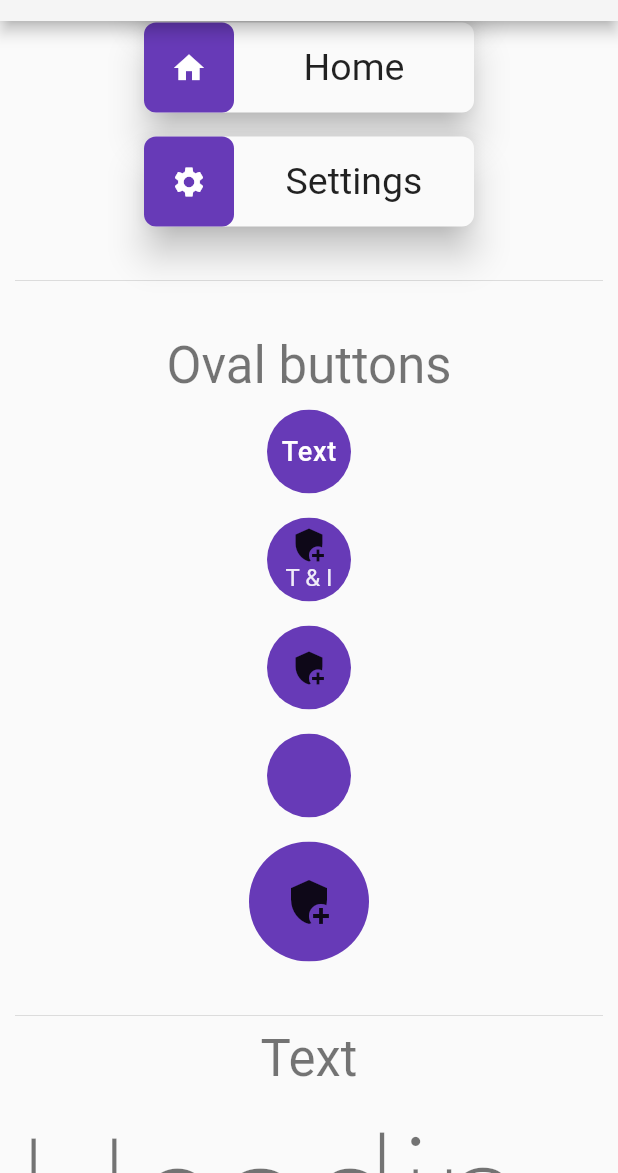
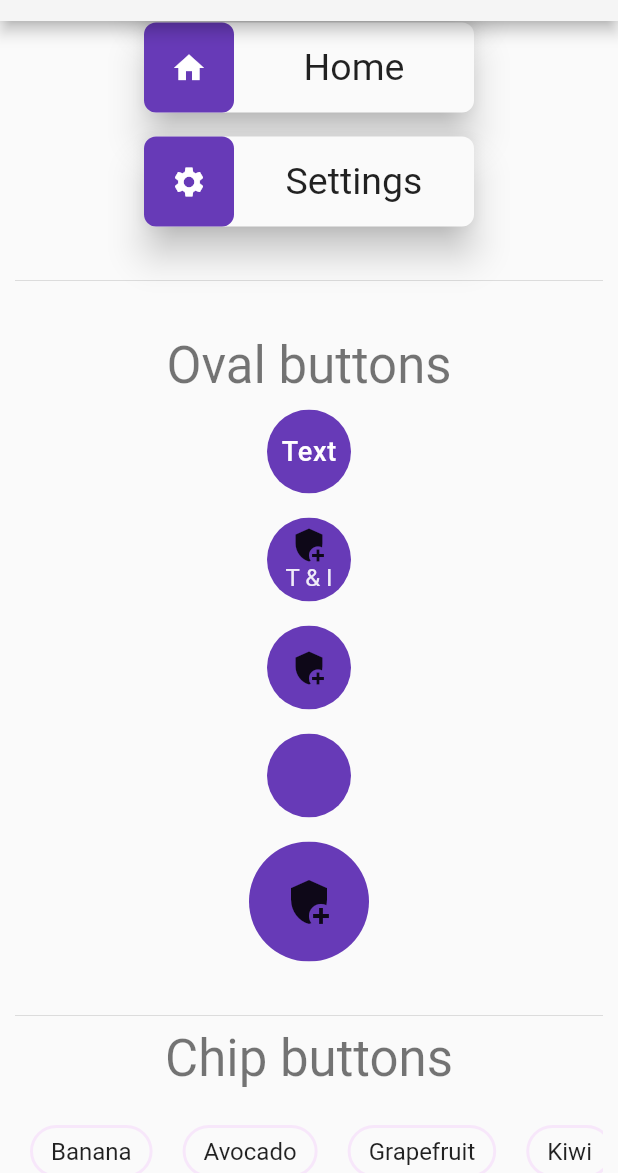
Before and after one commit to f0cuSsss/flutter_focUI_package, a Flutter app: the screen it shows after launch, scrolled down 1728 dp, on a phone screen of 412 x 824 dp, the part 63-1236 px from its top. Run offline on Flutter 3.47's test engine with Material 2 defaults, Android fonts, the phone set to English and light mode, and no system bars.

Commit message:
widgets example

```diff
--- a/example/lib/ui/screens/widget_list_screen.dart
+++ b/example/lib/ui/screens/widget_list_screen.dart
@@ -1,4 +1,5 @@
 import 'package:flutter/material.dart';
+import 'package:flutter/rendering.dart';
 
 import 'package:foc_ui/foc_ui.dart';
 
@@ -18,6 +19,15 @@ class _WidgetListScreenState extends State<WidgetListScreen> {
   bool checkboxValue2 = false;
 
   bool switchValue1 = false;
+
+  bool chipIsSelected = false;
+  bool fruit1IsSelected = false;
+  bool fruit2IsSelected = false;
+  bool fruit3IsSelected = false;
+  bool fruit4IsSelected = false;
+  bool fruit5IsSelected = false;
+  bool fruit6IsSelected = false;
+  bool fruit7IsSelected = false;
 
   late fDropdownItem? dropdownSelectedItem;
   late List<fDropdownItem> dropdownItems;
@@ -134,6 +144,7 @@ class _WidgetListScreenState extends State<WidgetListScreen> {
                 hSpaceMedium,
                 const Divider(),
                 hSpaceMedium,
+                // Dropdown
                 Column(
                   children: [
                     fText.heading4('Dropdown', context: context),
@@ -395,6 +406,78 @@ class _WidgetListScreenState extends State<WidgetListScreen> {
                 ),
                 hSpaceMedium,
                 const Divider(),
+                // Chip buttons
+                Column(
+                  children: [
+                    fText.heading4('Chip buttons', context: context),
+                    hSpaceSmall,
+                    SingleChildScrollView(
+                      scrollDirection: Axis.horizontal,
+                      child: Row(
+                        children: [
+                          fChipButton(
+                            title: 'Banana',
+                            isSelected: fruit1IsSelected,
+                            color: Colors.purpleAccent,
+                            onSelect: (value) =>
+                                setState(() => fruit1IsSelected = value),
+                          ),
+                          fChipButton(
+                            title: 'Avocado',
+                            isSelected: fruit2IsSelected,
+                            color: Colors.purpleAccent,
+                            onSelect: (value) =>
+                                setState(() => fruit2IsSelected = value),
+                          ),
+                          fChipButton(
+                            title: 'Grapefruit',
+                            isSelected: fruit3IsSelected,
+                            color: Colors.purpleAccent,
+                            onSelect: (value) =>
+                                setState(() => fruit3IsSelected = value),
+                          ),
+                          fChipButton(
+                            title: 'Kiwi',
+                            isSelected: fruit4IsSelected,
+                            color: Colors.purpleAccent,
+                            onSelect: (value) =>
+                                setState(() => fruit4IsSelected = value),
+                          ),
+                          fChipButton(
+                            title: 'Plum',
+                            isSelected: fruit5IsSelected,
+                            color: Colors.purpleAccent,
+                            onSelect: (value) =>
+                                setState(() => fruit5IsSelected = value),
+                          ),
+                          fChipButton(
+                            title: 'Peach',
+                            isSelected: fruit6IsSelected,
+                            color: Colors.purpleAccent,
+                            onSelect: (value) =>
+                                setState(() => fruit6IsSelected = value),
+                          ),
+                          fChipButton(
+                            title: 'Tangerine',
+                            isSelected: fruit7IsSelected,
+                            color: Colors.purpleAccent,
+                            onSelect: (value) =>
+                                setState(() => fruit7IsSelected = value),
+                          ),
+                        ],
+                      ),
+                    ),
+                    hSpaceSmall,
+                    fChipInputButton(
+                      title: 'Chip input',
+                      isSelected: chipIsSelected,
+                      onSelect: (value) =>
+                          setState(() => chipIsSelected = value),
+                    ),
+                  ],
+                ),
+                hSpaceMedium,
+                const Divider(),
                 // Text
                 Column(
                   children: [
```
